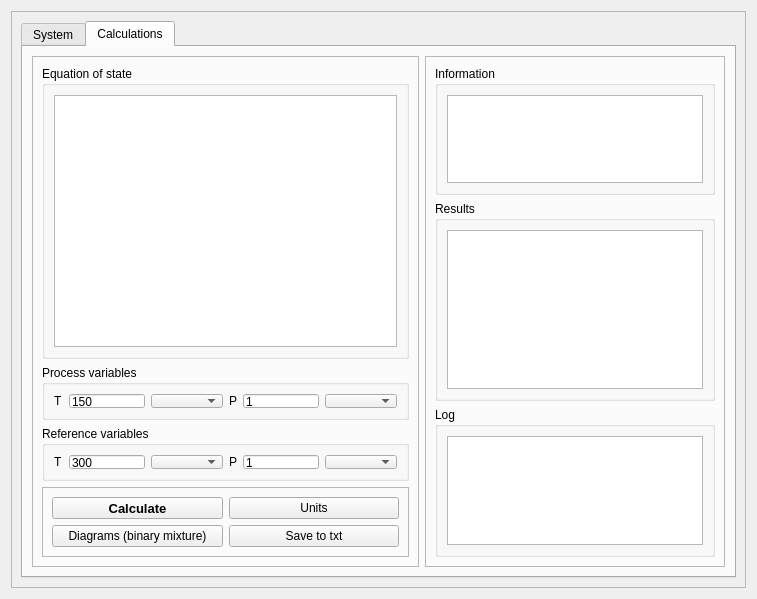
First picture: the form in designer/mixture_calculations_ui.ui, repository marcusbfs/Sindri, before the edit.
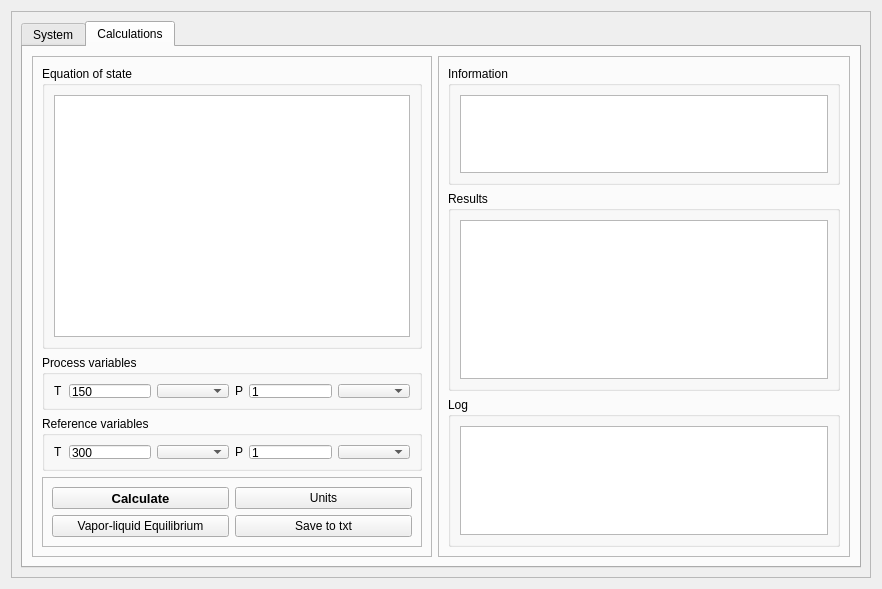
Second picture: the form after the edit. The open tabs and pages were chosen to show the change.

Commit message: GUI for mixture properties

The edit to the form file:
```diff
--- a/designer/mixture_calculations_ui.ui
+++ b/designer/mixture_calculations_ui.ui
@@ -9,8 +9,8 @@
    <rect>
     <x>0</x>
     <y>0</y>
-    <width>757</width>
-    <height>599</height>
+    <width>882</width>
+    <height>589</height>
    </rect>
   </property>
   <property name="windowTitle">
@@ -27,8 +27,8 @@
        <rect>
         <x>0</x>
         <y>0</y>
-        <width>737</width>
-        <height>579</height>
+        <width>862</width>
+        <height>569</height>
        </rect>
       </property>
       <layout class="QGridLayout" name="gridLayout_2">
@@ -568,7 +568,7 @@
                  <item row="3" column="0">
                   <widget class="QPushButton" name="btn_diagrams">
                    <property name="text">
-                    <string>Diagrams (binary mixture)</string>
+                    <string>Vapor-liquid Equilibrium</string>
                    </property>
                   </widget>
                  </item>
```
Left out of the diff: 86 changed lines with no effect on the pictures. The commit also changes 13 other files.
